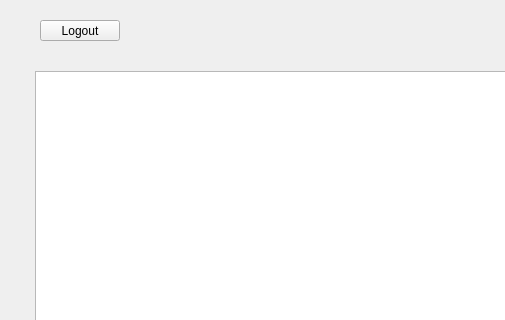
The window that locations.ui (blendjam/Bookspot) describes before a commit, drawn with Qt 5; both pictures show x 0 to 505 and y 0 to 320 of the 640 by 480 pixel window.
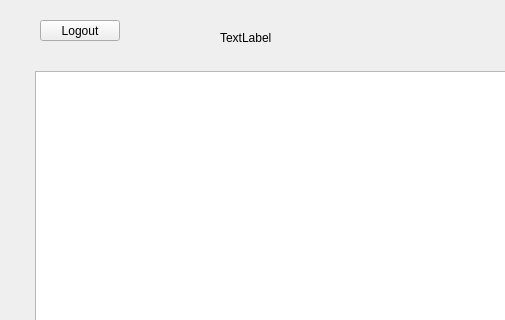
The same window after the commit.

What changed in the file:
```diff
--- a/locations.ui
+++ b/locations.ui
@@ -80,6 +80,19 @@
     <enum>Qt::NoPen</enum>
    </property>
   </widget>
+  <widget class="QLabel" name="label">
+   <property name="geometry">
+    <rect>
+     <x>220</x>
+     <y>30</y>
+     <width>91</width>
+     <height>16</height>
+    </rect>
+   </property>
+   <property name="text">
+    <string>TextLabel</string>
+   </property>
+  </widget>
  </widget>
  <resources/>
  <connections/>
```
